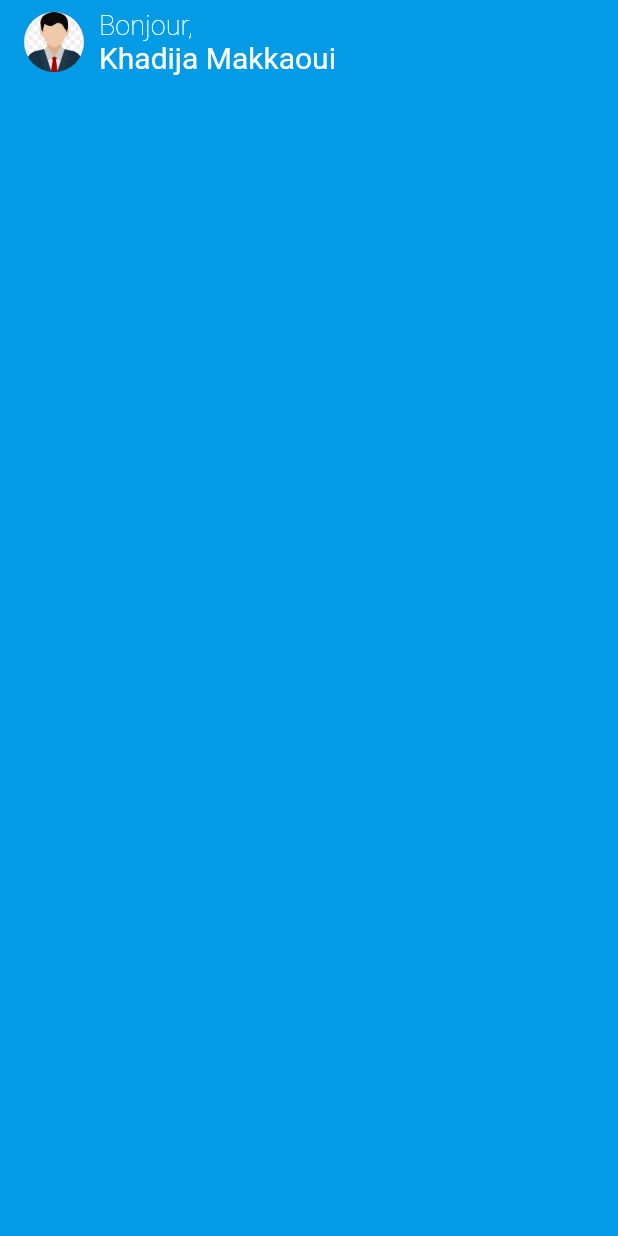
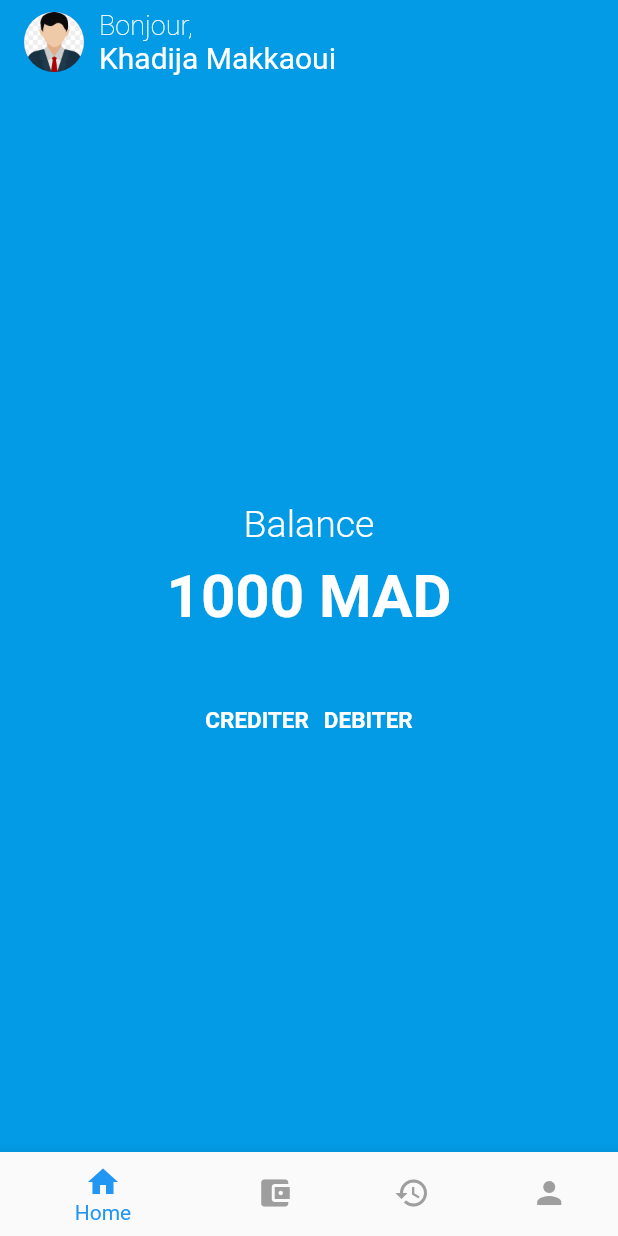
Before and after one commit to KhadijaMakkaoui/e-wallet, a Flutter app: the screen it shows after launch, on a phone screen of 412 x 824 dp. Run offline on Flutter 3.47's test engine with Material 2 defaults, Android fonts, the phone set to English and light mode, and no system bars.

Commit message:
create the first section of body

```diff
--- a/front_end/lib/screens/home.dart
+++ b/front_end/lib/screens/home.dart
@@ -13,8 +13,8 @@ class _HomePageState extends State<HomePage> {
       appBar: AppBar(
         title: Row(
           children: [
-            CircleAvatar(
-              backgroundImage: const AssetImage('assets/person.jpg'),
+            const CircleAvatar(
+              backgroundImage: AssetImage('assets/person.jpg'),
               radius: 20,
             ),
             const SizedBox(width: 10),
@@ -41,8 +41,6 @@ class _HomePageState extends State<HomePage> {
               ],
             ),
 
-
-
           ],
         ),
         centerTitle: true,
@@ -50,9 +48,99 @@ class _HomePageState extends State<HomePage> {
         elevation: 0,
       ),
       body: Container(
+       child:Column(
+         mainAxisAlignment: MainAxisAlignment.center,
+          children: [
+            Column(
+              children: [
+                const Text(
+                  'Balance',
+                  style: TextStyle(
+                    color: Colors.white,
+                    fontSize: 25,
+                    fontWeight: FontWeight.w300,
+                  ),
+                ),
+                const SizedBox(height: 10),
+                const Text(
+                  '1000 MAD',
+                  style: TextStyle(
+                    color: Colors.white,
+                    fontSize: 40,
+                    fontWeight: FontWeight.bold,
+                  ),
+                ),
+              ],
+
+            ),
+            SizedBox(height: 50),
+            Row(
+              mainAxisAlignment: MainAxisAlignment.center,
+              children:[
+                GestureDetector(
+                  onTap: () {
+                    // do something when the text is clicked
+                  },
+                  child: Text(
+                    'CREDITER',
+                    style: TextStyle(
+                      color: Colors.white,
+                      fontWeight: FontWeight.bold,
+                      fontSize: 15,
+                    ),
+                  ),
+                ),
+
+                const SizedBox(width: 10),
+                GestureDetector(
+                  onTap: () {
+                    // do something when the text is clicked
+                  },
+                  child: Text(
+                    'DEBITER',
+                    style: TextStyle(
+                      color: Colors.white,
+                      fontWeight: FontWeight.bold,
+                      fontSize: 15,
+                    ),
+                  ),
+                ),
+               ]
+            ),
+
+          ],
+       ),
         color: Colors.lightBlue[600],
       ),
+      bottomNavigationBar: BottomNavigationBar(
+        currentIndex: 0,
+        selectedItemColor: Colors.blue,
+        unselectedItemColor: Colors.grey,
+        onTap: (index) {
+          setState(() {
+            // _selectedIndex = index;
+          });
+        },
+        items: const [
+          BottomNavigationBarItem(
+            icon: Icon(Icons.home),
+            label: 'Home',
+          ),
+          BottomNavigationBarItem(
+            icon: Icon(Icons.account_balance_wallet),
+            label: 'Wallet',
+          ),
+          BottomNavigationBarItem(
+            icon: Icon(Icons.history),
+            label: 'Bank',
+          ),
+          BottomNavigationBarItem(
+            icon: Icon(Icons.person),
+            label: 'Profile',
+          ),
+        ],
 
+      )
 
     );
   }
```
